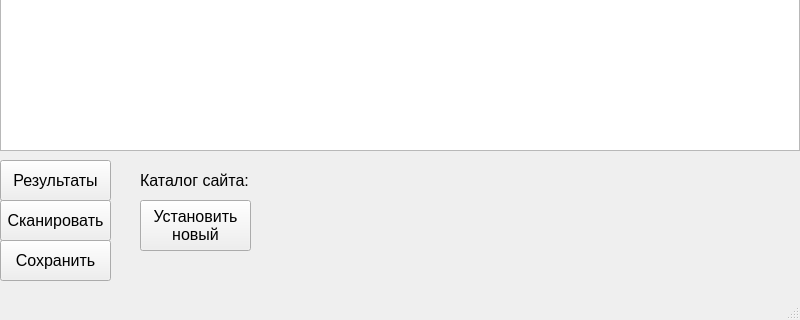
Qt form src/main/app/ui/main_ui.ui (GrigoryArcibashev/graduate-work) before a commit; both pictures show x 0 to 800 and y 280 to 600 of the 800 by 600 pixel window.
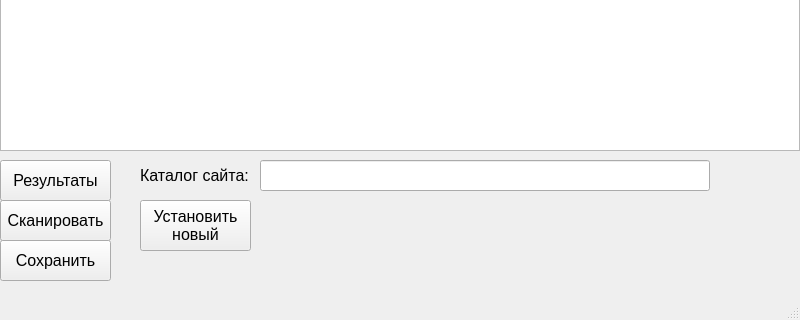
The same form after that commit.

What changed in the file:
```diff
--- a/src/main/app/ui/main_ui.ui
+++ b/src/main/app/ui/main_ui.ui
@@ -10,6 +10,12 @@
     <height>600</height>
    </rect>
   </property>
+  <property name="sizePolicy">
+   <sizepolicy hsizetype="Ignored" vsizetype="Ignored">
+    <horstretch>0</horstretch>
+    <verstretch>0</verstretch>
+   </sizepolicy>
+  </property>
   <property name="windowTitle">
    <string>MainWindow</string>
   </property>
@@ -107,8 +113,8 @@
      <rect>
       <x>140</x>
       <y>440</y>
-      <width>281</width>
-      <height>41</height>
+      <width>111</width>
+      <height>31</height>
      </rect>
     </property>
     <property name="font">
@@ -120,6 +126,27 @@
      <string>Каталог сайта:</string>
     </property>
    </widget>
+   <widget class="QLineEdit" name="line_site_dir">
+    <property name="geometry">
+     <rect>
+      <x>260</x>
+      <y>440</y>
+      <width>450</width>
+      <height>31</height>
+     </rect>
+    </property>
+    <property name="font">
+     <font>
+      <pointsize>12</pointsize>
+     </font>
+    </property>
+    <property name="text">
+     <string/>
+    </property>
+    <property name="readOnly">
+     <bool>true</bool>
+    </property>
+   </widget>
   </widget>
   <widget class="QMenuBar" name="menubar">
    <property name="geometry">
```
Left out of the diff: 2 changed lines with no effect on the pictures.
